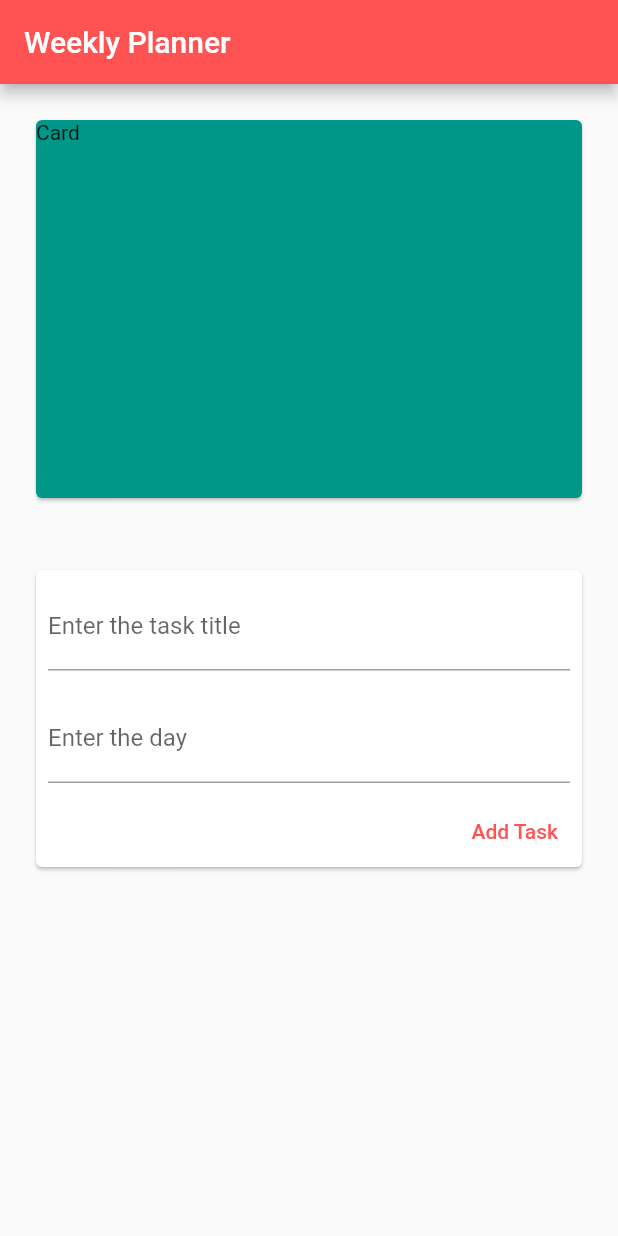
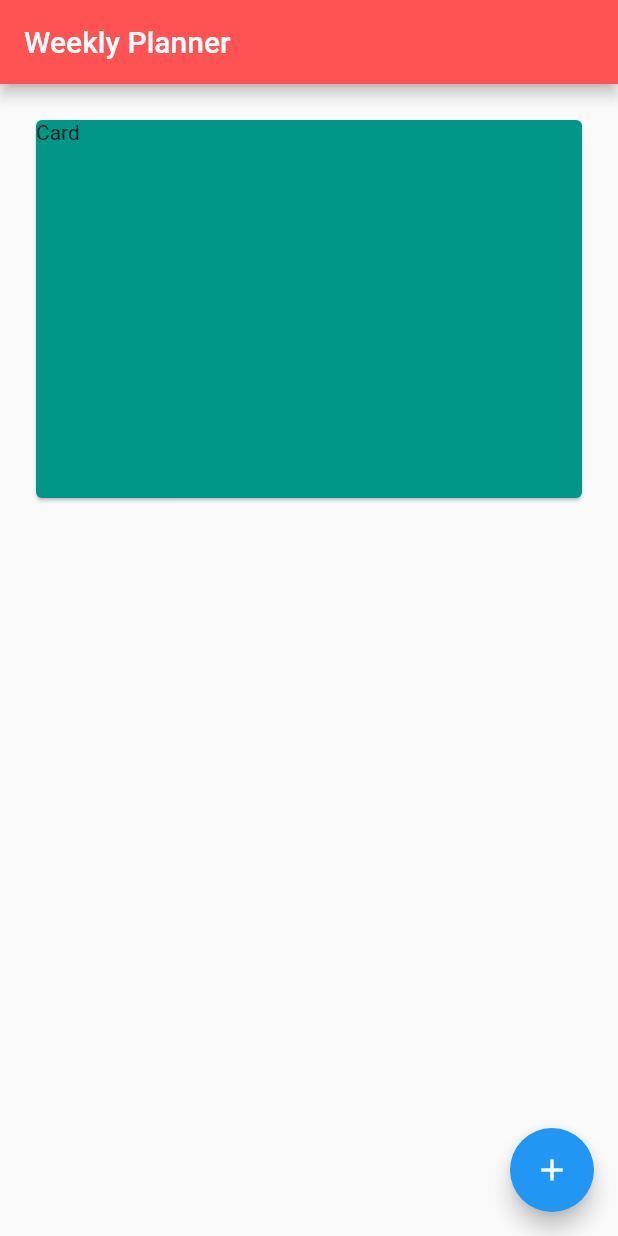
Before and after one commit to somya-5353/weekly_planner, a Flutter app: the screen it shows after launch, on a phone screen of 412 x 824 dp. Run offline on Flutter 3.47's test engine with Material 2 defaults, Android fonts, the phone set to English and light mode, and no system bars.

Commit message:
show modal sheet on clicking of floating button

```diff
--- a/lib/Widgets/user_input.dart
+++ b/lib/Widgets/user_input.dart
@@ -12,21 +12,16 @@ class UserInput extends StatefulWidget {
 
 class _UserInputState extends State<UserInput> {
   List<TaskModel> tasklist = [];
-  final nameController = TextEditingController();
-  final dayController = TextEditingController();
 
-  void _updateTaskList() {
+  void _updateTaskList(String name, String day) {
     setState(() {
-      tasklist.add(
-          TaskModel(name: nameController.text, dayOfWeek: dayController.text));
-      nameController.text = '';
-      dayController.text = '';
+      tasklist.add(TaskModel(name: name, dayOfWeek: day));
     });
   }
 
-  void _checkSubmitData() {
-    if (nameController.text != "" && dayController.text != "") {
-      _updateTaskList();
+  void _checkSubmitData(String name, String day) {
+    if (name != "" && day != "") {
+      _updateTaskList(name, day);
     }
   }
 
@@ -37,42 +32,6 @@ class _UserInputState extends State<UserInput> {
       child: Column(
         children: <Widget>[
           Container(
-            child: Card(
-              child: Column(
-                crossAxisAlignment: CrossAxisAlignment.stretch,
-                children: <Widget>[
-                  Padding(
-                    padding: const EdgeInsets.all(8.0),
-                    child: TextField(
-                      decoration:
-                          InputDecoration(labelText: 'Enter the task title'),
-                      controller: nameController,
-                      onSubmitted: ((_) => _checkSubmitData),
-                    ),
-                  ),
-                  Padding(
-                    padding: const EdgeInsets.all(8.0),
-                    child: TextField(
-                      controller: dayController,
-                      decoration: InputDecoration(labelText: 'Enter the day'),
-                      onSubmitted: (_) => _checkSubmitData,
-                    ),
-                  ),
-                  FlatButton(
-                    child: Align(
-                      alignment: Alignment.centerRight,
-                      child: Text(
-                        'Add Task',
-                        style: TextStyle(color: Colors.redAccent),
-                      ),
-                    ),
-                    onPressed: _checkSubmitData,
-                  )
-                ],
-              ),
-            ),
-          ),
-          Container(
             height: 500,
             child: TaskList(tasklist),
           ),
--- a/lib/main.dart
+++ b/lib/main.dart
@@ -1,8 +1,19 @@
 import 'package:flutter/material.dart';
 import './Widgets/user_input.dart';
 import 'Model/TaskModel.dart';
+import 'Widgets/make_user_input_sheet.dart';
 
-void main() => runApp(MyApp());
+void main() => runApp(MyHome());
+
+class MyHome extends StatelessWidget {
+  @override
+  Widget build(BuildContext context) {
+    // TODO: implement build
+    return MaterialApp(
+      home: MyApp(),
+    );
+  }
+}
 
 class MyApp extends StatelessWidget {
   List<TaskModel> tasklist = [];
@@ -10,7 +21,7 @@ class MyApp extends StatelessWidget {
   @override
   Widget build(BuildContext context) {
     // TODO: implement build
-    return MaterialApp(
+    return new MaterialApp(
       home: Scaffold(
         appBar: AppBar(
           title: Text('Weekly Planner'),
@@ -35,6 +46,17 @@ class MyApp extends StatelessWidget {
             ],
           ),
         ),
+        floatingActionButton: FloatingActionButton(
+          child: Icon(Icons.add),
+          onPressed: () {
+            showModalBottomSheet(
+              context: context,
+              builder: (context) => Container(
+                child: MakeUserInputSheet(),
+              ),
+            );
+          },
+        ),
       ),
     );
   }
```
